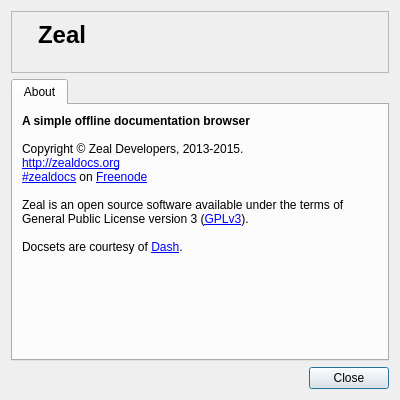
Qt form src/ui/forms/aboutdialog.ui (zealdocs/zeal) before a commit.
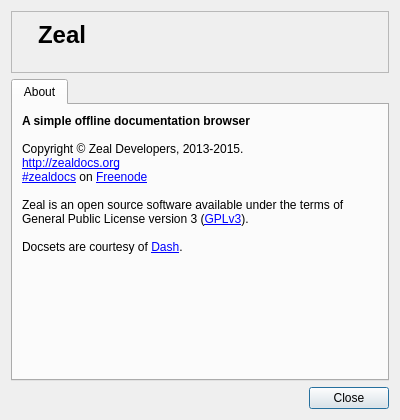
The same form after that commit. Icons and pictures are not drawn.

Commit message: Increase AboutDialog height

```diff
--- a/src/ui/forms/aboutdialog.ui
+++ b/src/ui/forms/aboutdialog.ui
@@ -7,7 +7,7 @@
     <x>0</x>
     <y>0</y>
     <width>400</width>
-    <height>400</height>
+    <height>420</height>
    </rect>
   </property>
   <property name="windowTitle">
```
